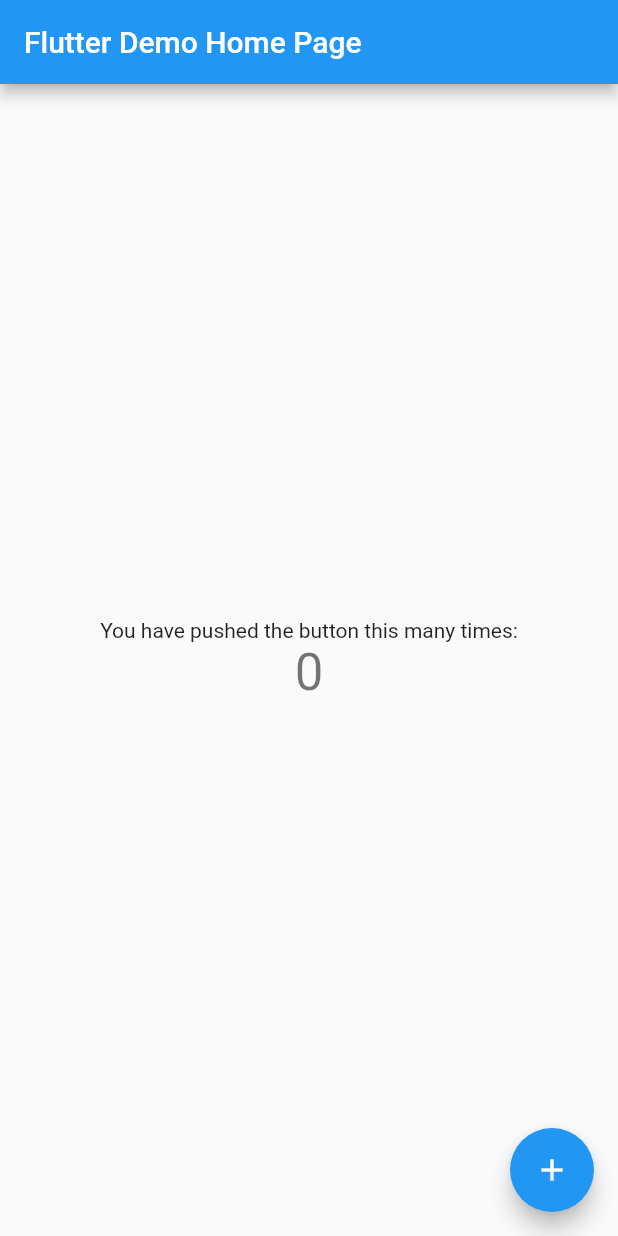
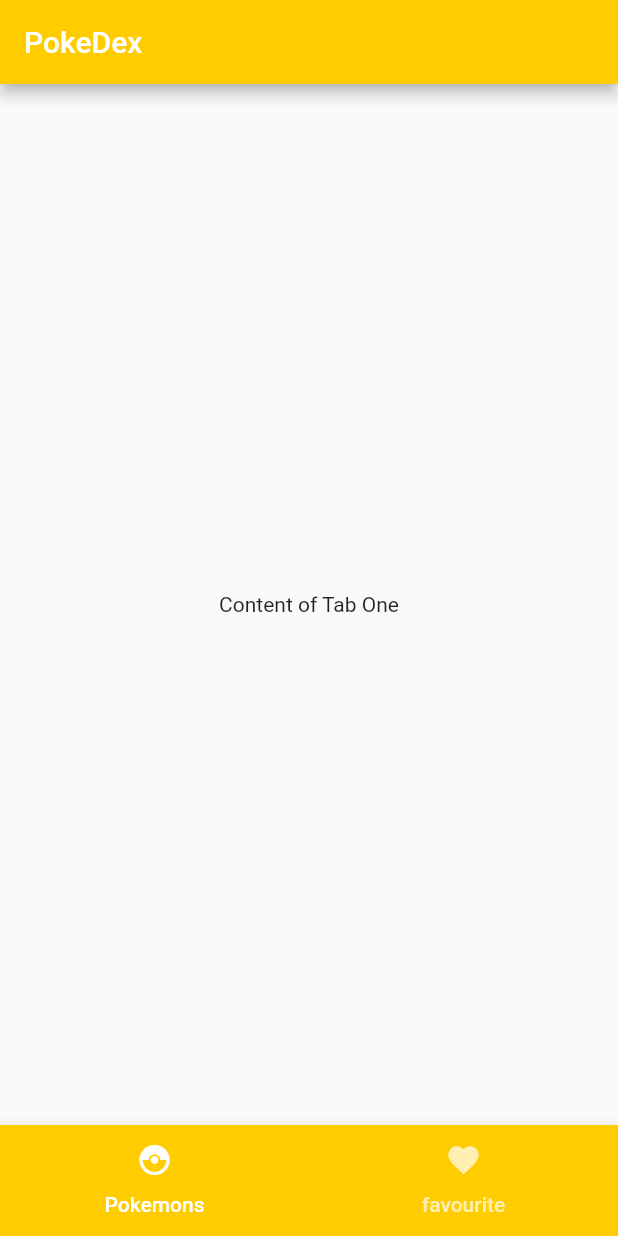
Before and after one commit to ivantuang/flutter_pokemon, a Flutter app: the screen it shows after launch, on a phone screen of 412 x 824 dp. Run offline on Flutter 3.47's test engine with Material 2 defaults, Android fonts, the light colour scheme and no system bars; our stand-ins replace sqflite; accounts and stored records are empty.

Commit message:
Added server reporsitory and pokemon model

```diff
--- a/lib/main.dart
+++ b/lib/main.dart
@@ -1,4 +1,6 @@
 import 'package:flutter/material.dart';
+import 'package:flutter_pokemon/res/label.dart';
+import 'package:flutter_pokemon/res/colours.dart';
 
 void main() {
   runApp(const MyApp());
@@ -11,7 +13,7 @@
   @override
   Widget build(BuildContext context) {
     return MaterialApp(
-      title: 'Flutter Demo',
+      title: Label.pokedex,
       theme: ThemeData(
         // This is the theme of your application.
         //
@@ -24,7 +26,7 @@
         // is not restarted.
         primarySwatch: Colors.blue,
       ),
-      home: const MyHomePage(title: 'Flutter Demo Home Page'),
+      home: const MyHomePage(title: Label.pokedex),
     );
   }
 }
@@ -47,69 +49,51 @@
   State<MyHomePage> createState() => _MyHomePageState();
 }
 
-class _MyHomePageState extends State<MyHomePage> {
-  int _counter = 0;
+class _MyHomePageState extends State<MyHomePage> with TickerProviderStateMixin {
 
-  void _incrementCounter() {
-    setState(() {
-      // This call to setState tells the Flutter framework that something has
-      // changed in this State, which causes it to rerun the build method below
-      // so that the display can reflect the updated values. If we changed
-      // _counter without calling setState(), then the build method would not be
-      // called again, and so nothing would appear to happen.
-      _counter++;
-    });
+  late TabController _tabController;
+
+  @override
+  void initState() {
+    super.initState();
+    _tabController = TabController(length: 2, vsync: this);
   }
+
+  static const List<Tab> _tabs = [
+    Tab(icon: Icon(Icons.catching_pokemon), text: Label.pokemons),
+    Tab(icon: Icon(Icons.favorite), text: Label.favourite)
+  ];
+
+  static const List<Widget> _views = [
+    Center(child: Text('Content of Tab One')),
+    Center(child: Text('Content of Tab Two'))
+  ];
 
   @override
   Widget build(BuildContext context) {
-    // This method is rerun every time setState is called, for instance as done
-    // by the _incrementCounter method above.
-    //
-    // The Flutter framework has been optimized to make rerunning build methods
-    // fast, so that you can just rebuild anything that needs updating rather
-    // than having to individually change instances of widgets.
-    return Scaffold(
-      appBar: AppBar(
-        // Here we take the value from the MyHomePage object that was created by
-        // the App.build method, and use it to set our appbar title.
-        title: Text(widget.title),
-      ),
-      body: Center(
-        // Center is a layout widget. It takes a single child and positions it
-        // in the middle of the parent.
-        child: Column(
-          // Column is also a layout widget. It takes a list of children and
-          // arranges them vertically. By default, it sizes itself to fit its
-          // children horizontally, and tries to be as tall as its parent.
-          //
-          // Invoke "debug painting" (press "p" in the console, choose the
-          // "Toggle Debug Paint" action from the Flutter Inspector in Android
-          // Studio, or the "Toggle Debug Paint" command in Visual Studio Code)
-          // to see the wireframe for each widget.
-          //
-          // Column has various properties to control how it sizes itself and
-          // how it positions its children. Here we use mainAxisAlignment to
-          // center the children vertically; the main axis here is the vertical
-          // axis because Columns are vertical (the cross axis would be
-          // horizontal).
-          mainAxisAlignment: MainAxisAlignment.center,
-          children: <Widget>[
-            const Text(
-              'You have pushed the button this many times:',
+    return MaterialApp(
+      home: DefaultTabController(
+        length: 2,
+        child: Scaffold(
+          appBar: AppBar(
+            title: Text(widget.title),
+            backgroundColor: Colours.colorPrimary,
+          ),
+          body: const TabBarView(
+            physics: BouncingScrollPhysics(),
+            // Uncomment the line below and remove DefaultTabController if you want to use a custom TabController
+            // controller: _tabController,
+            children: _views,
+          ),
+          bottomNavigationBar: const BottomAppBar(
+            color: Colours.colorPrimary,
+            child: TabBar(
+              indicatorColor: Colors.transparent,
+              tabs: _tabs,
             ),
-            Text(
-              '$_counter',
-              style: Theme.of(context).textTheme.headline4,
-            ),
-          ],
+          ),
         ),
       ),
-      floatingActionButton: FloatingActionButton(
-        onPressed: _incrementCounter,
-        tooltip: 'Increment',
-        child: const Icon(Icons.add),
-      ), // This trailing comma makes auto-formatting nicer for build methods.
     );
   }
 }
--- /dev/null
+++ b/lib/res/colours.dart
@@ -0,0 +1,5 @@
+import 'dart:ui';
+
+class Colours {
+  static const Color colorPrimary = Color(0xFFFFCC00);
+}
--- /dev/null
+++ b/lib/res/label.dart
@@ -0,0 +1,5 @@
+class Label {
+  static const String pokedex = 'PokeDex';
+  static const String pokemons = 'Pokemons';
+  static const String favourite = 'favourite';
+}
--- a/pubspec.yaml
+++ b/pubspec.yaml
@@ -29,11 +29,15 @@
 dependencies:
   flutter:
     sdk: flutter
+  sqflite:
+  path:
 
 
   # The following adds the Cupertino Icons font to your application.
   # Use with the CupertinoIcons class for iOS style icons.
   cupertino_icons: ^1.0.2
+  get: ^4.6.1
+  expandable: ^5.0.1
 
 dev_dependencies:
   flutter_test:
@@ -61,6 +65,8 @@
   # assets:
   #   - images/a_dot_burr.jpeg
   #   - images/a_dot_ham.jpeg
+  assets:
+    - assets/images/
 
   # An image asset can refer to one or more resolution-specific "variants", see
   # https://flutter.dev/assets-and-images/#resolution-aware.
```
Also changed, not shown: lib/model/pokemon_model.dart (added, +31 -0 lines), lib/repo/server_repository.dart (added, +78 -0 lines).
